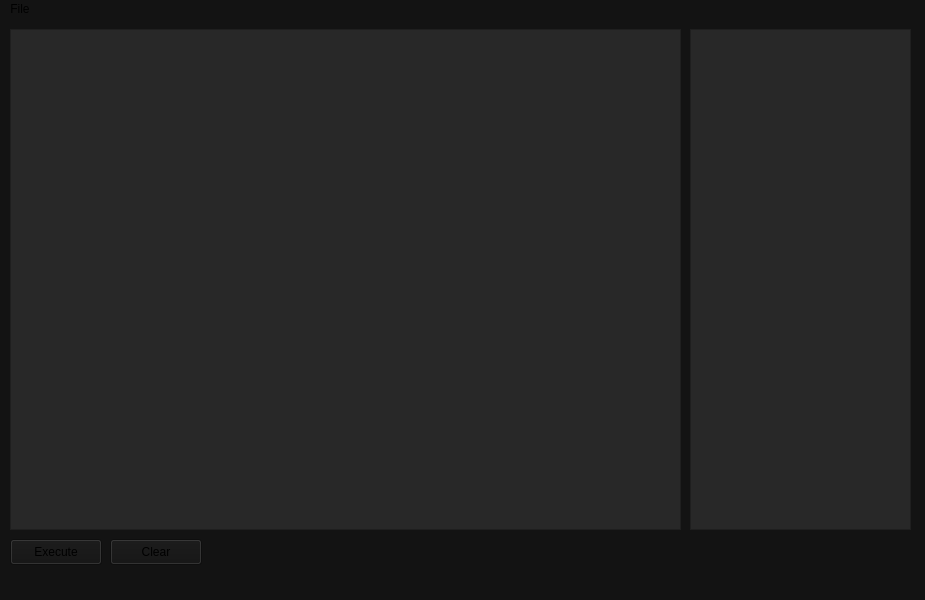
The window that mainwindow.ui (uosq/lbox-lua-external) describes before a commit, drawn with Qt 5.
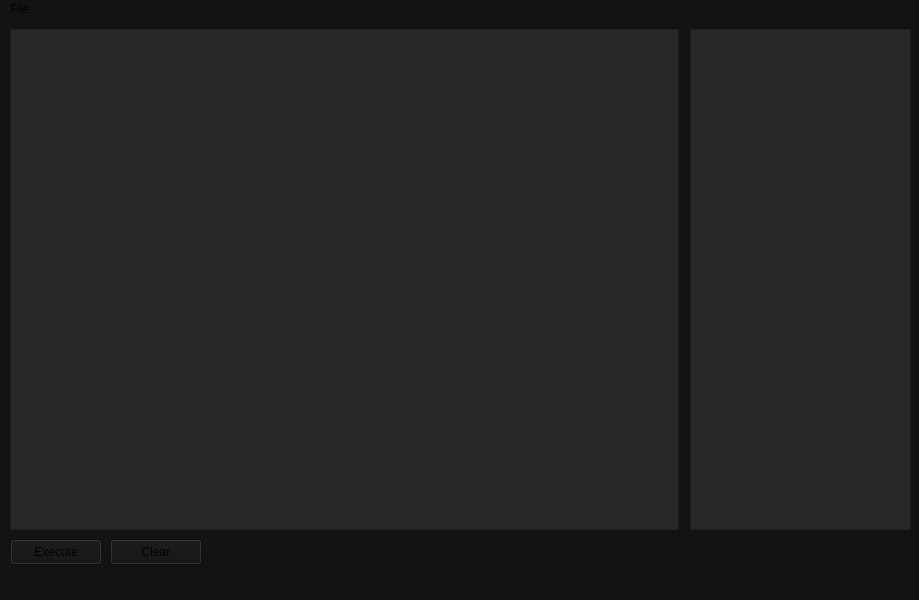
The same window after the commit.

The edit to the form file:
```diff
--- a/mainwindow.ui
+++ b/mainwindow.ui
@@ -6,7 +6,7 @@
    <rect>
     <x>0</x>
     <y>0</y>
-    <width>925</width>
+    <width>919</width>
     <height>600</height>
    </rect>
   </property>
@@ -64,22 +64,6 @@
      <string>Clear</string>
     </property>
    </widget>
-   <widget class="QTextEdit" name="textEdit">
-    <property name="geometry">
-     <rect>
-      <x>10</x>
-      <y>10</y>
-      <width>671</width>
-      <height>501</height>
-     </rect>
-    </property>
-    <property name="styleSheet">
-     <string notr="true">background-color: rgb(40, 40, 40);</string>
-    </property>
-    <property name="lineWrapMode">
-     <enum>QTextEdit::LineWrapMode::NoWrap</enum>
-    </property>
-   </widget>
    <widget class="QListView" name="listView">
     <property name="geometry">
      <rect>
@@ -108,13 +92,38 @@
      </size>
     </property>
    </widget>
+   <widget class="QTextEdit" name="textEdit">
+    <property name="geometry">
+     <rect>
+      <x>10</x>
+      <y>10</y>
+      <width>669</width>
+      <height>501</height>
+     </rect>
+    </property>
+    <property name="sizePolicy">
+     <sizepolicy hsizetype="Fixed" vsizetype="Fixed">
+      <horstretch>0</horstretch>
+      <verstretch>0</verstretch>
+     </sizepolicy>
+    </property>
+    <property name="styleSheet">
+     <string notr="true">background-color: rgb(40, 40, 40);</string>
+    </property>
+    <property name="lineWrapMode">
+     <enum>QTextEdit::LineWrapMode::NoWrap</enum>
+    </property>
+    <property name="acceptRichText">
+     <bool>false</bool>
+    </property>
+   </widget>
   </widget>
   <widget class="QMenuBar" name="menubar">
    <property name="geometry">
     <rect>
      <x>0</x>
      <y>0</y>
-     <width>925</width>
+     <width>919</width>
      <height>23</height>
     </rect>
    </property>
```
Left out of the diff: 6 changed lines with no effect on the pictures.
